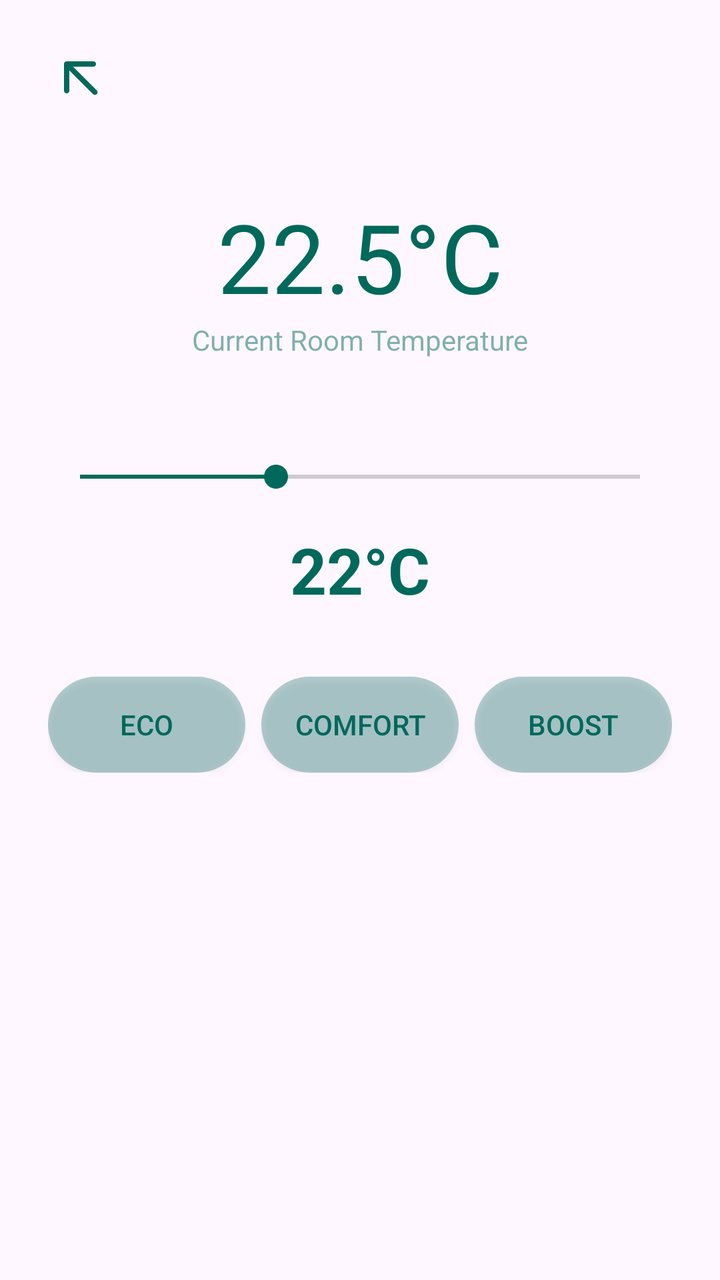
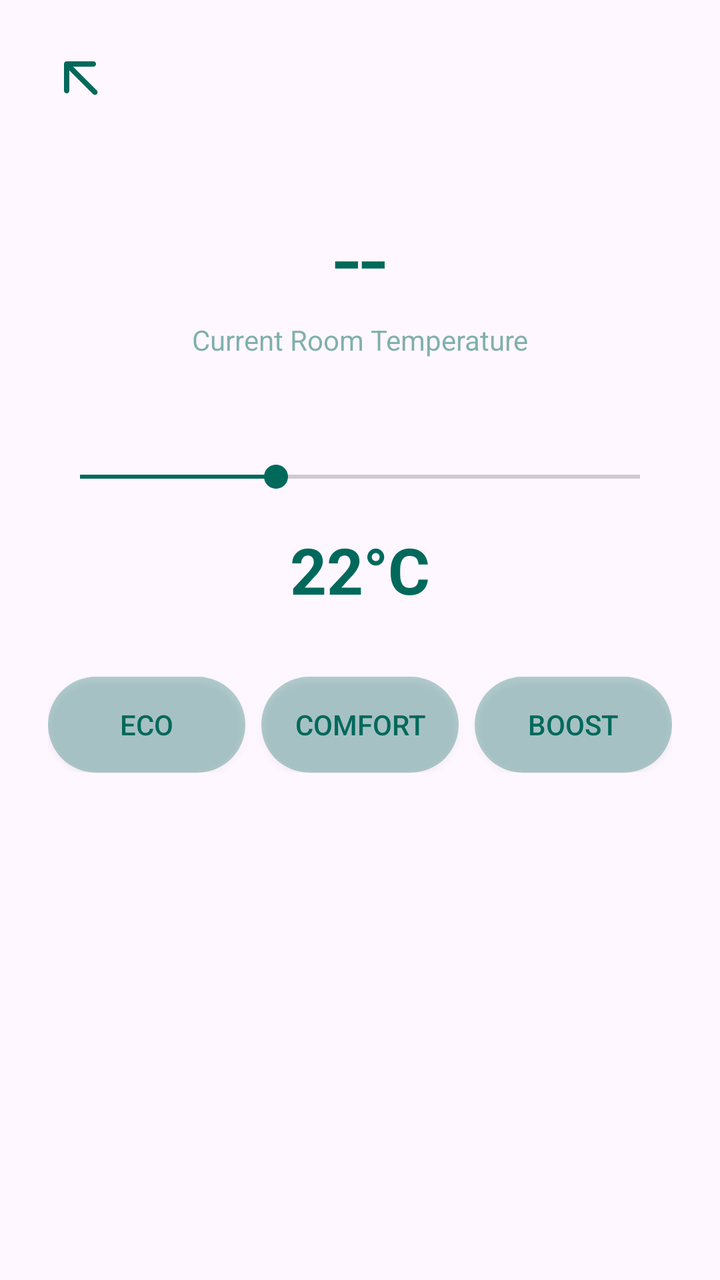

Screens rendered from an Android XML layout before and after an edit, with the pre-edit source and the edit as a unified diff.
<!-- AndroidManifest.xml: application theme Theme.SmartHomeApp -->
<!-- res/layout/activity_heating.xml -->
<?xml version="1.0" encoding="utf-8"?>
<androidx.constraintlayout.widget.ConstraintLayout
    xmlns:android="http://schemas.android.com/apk/res/android"
    xmlns:app="http://schemas.android.com/apk/res-auto"
    android:id="@+id/main"
    android:layout_width="match_parent"
    android:layout_height="match_parent"
    android:padding="24dp">

    <ImageView
        android:id="@+id/btnBack"
        android:layout_width="32dp"
        android:layout_height="32dp"
        android:src="@drawable/ic_back"
        app:layout_constraintStart_toStartOf="parent"
        app:layout_constraintTop_toTopOf="parent"
        app:tint="#00695C"/>

    <TextView
        android:id="@+id/tvCurrentTemp"
        android:layout_width="wrap_content"
        android:layout_height="wrap_content"
        android:text="22.5°C"
        android:textSize="48sp"
        android:textColor="#00695C"
        app:layout_constraintTop_toBottomOf="@id/btnBack"
        app:layout_constraintStart_toStartOf="parent"
        app:layout_constraintEnd_toEndOf="parent"
        android:layout_marginTop="40dp"/>

    <TextView
        android:id="@+id/tvCurrentLabel"
        android:layout_width="wrap_content"
        android:layout_height="wrap_content"
        android:text="Current Room Temperature"
        android:textSize="14sp"
        android:textColor="#8000695C"
        app:layout_constraintTop_toBottomOf="@id/tvCurrentTemp"
        app:layout_constraintStart_toStartOf="parent"
        app:layout_constraintEnd_toEndOf="parent"/>

    <SeekBar
        android:id="@+id/sbTemperature"
        android:layout_width="match_parent"
        android:layout_height="wrap_content"
        android:layout_marginTop="50dp"
        android:max="35"
        android:min="15"
        android:progress="22"
        android:progressTint="#00695C"
        android:thumbTint="#00695C"
        app:layout_constraintTop_toBottomOf="@id/tvCurrentLabel"
        app:layout_constraintStart_toStartOf="parent"
        app:layout_constraintEnd_toEndOf="parent" />

    <TextView
        android:id="@+id/tvTargetTemp"
        android:layout_width="wrap_content"
        android:layout_height="wrap_content"
        android:text="22°C"
        android:textSize="32sp"
        android:textStyle="bold"
        android:textColor="#00695C"
        android:layout_marginTop="16dp"
        app:layout_constraintTop_toBottomOf="@id/sbTemperature"
        app:layout_constraintStart_toStartOf="parent"
        app:layout_constraintEnd_toEndOf="parent" />

    <LinearLayout
        android:layout_width="match_parent"
        android:layout_height="wrap_content"
        android:orientation="horizontal"
        android:layout_marginTop="32dp"
        app:layout_constraintTop_toBottomOf="@id/tvTargetTemp">

        <androidx.appcompat.widget.AppCompatButton
            android:id="@+id/btnEco"
            android:layout_width="0dp"
            android:layout_height="wrap_content"
            android:layout_weight="1"
            android:text="Eco"
            android:textColor="#00695C"
            android:background="@drawable/bg_heating_button"
            android:layout_marginEnd="8dp"/>

        <androidx.appcompat.widget.AppCompatButton
            android:id="@+id/btnComfort"
            android:layout_width="0dp"
            android:layout_height="wrap_content"
            android:layout_weight="1"
            android:text="Comfort"
            android:textColor="#00695C"
            android:background="@drawable/bg_heating_button"
            android:layout_marginEnd="8dp"/>

        <androidx.appcompat.widget.AppCompatButton
            android:id="@+id/btnBoost"
            android:layout_width="0dp"
            android:layout_height="wrap_content"
            android:layout_weight="1"
            android:text="Boost"
            android:textColor="#00695C"
            android:background="@drawable/bg_heating_button"/>
    </LinearLayout>

</androidx.constraintlayout.widget.ConstraintLayout>
<!-- resources referenced by this layout -->
<resources>
  <!-- drawable bg_heating_button (drawable) -->
  <?xml version="1.0" encoding="utf-8"?>
  <selector xmlns:android="http://schemas.android.com/apk/res/android">
      <item android:state_pressed="true">
          <shape android:shape="rectangle">
              <solid android:color="#9900695C"/> <corners android:radius="24dp"/> </shape>
      </item>
  
      <item>
          <shape android:shape="rectangle">
              <solid android:color="#4D00695C"/> <corners android:radius="24dp"/>
          </shape>
      </item>
  </selector>
  <!-- drawable ic_back (drawable) -->
  <vector xmlns:android="http://schemas.android.com/apk/res/android" android:height="24dp" android:tint="#000000" android:viewportHeight="960" android:viewportWidth="960" android:width="24dp">
        
      <path android:fillColor="@android:color/white" android:pathData="M320,336L320,640Q320,657 308.5,668.5Q297,680 280,680Q263,680 251.5,668.5Q240,657 240,640L240,240Q240,223 251.5,211.5Q263,200 280,200L680,200Q697,200 708.5,211.5Q720,223 720,240Q720,257 708.5,268.5Q697,280 680,280L376,280L732,636Q743,647 743,664Q743,681 732,692Q721,703 704,703Q687,703 676,692L320,336Z"/>
      
  </vector>
  <style name="Theme.SmartHomeApp" parent="Base.Theme.SmartHomeApp" />
  <style name="Base.Theme.SmartHomeApp" parent="Theme.Material3.DayNight.NoActionBar">
          
          
      </style>
</resources>

<!-- the commit's change to res/layout/activity_heating.xml (unified diff, before → after) -->
@@ -20,8 +20,7 @@
         android:id="@+id/tvCurrentTemp"
         android:layout_width="wrap_content"
         android:layout_height="wrap_content"
-        android:text="22.5°C"
-        android:textSize="48sp"
+        android:text="--" android:textSize="48sp"
         android:textColor="#00695C"
         app:layout_constraintTop_toBottomOf="@id/btnBack"
         app:layout_constraintStart_toStartOf="parent"
